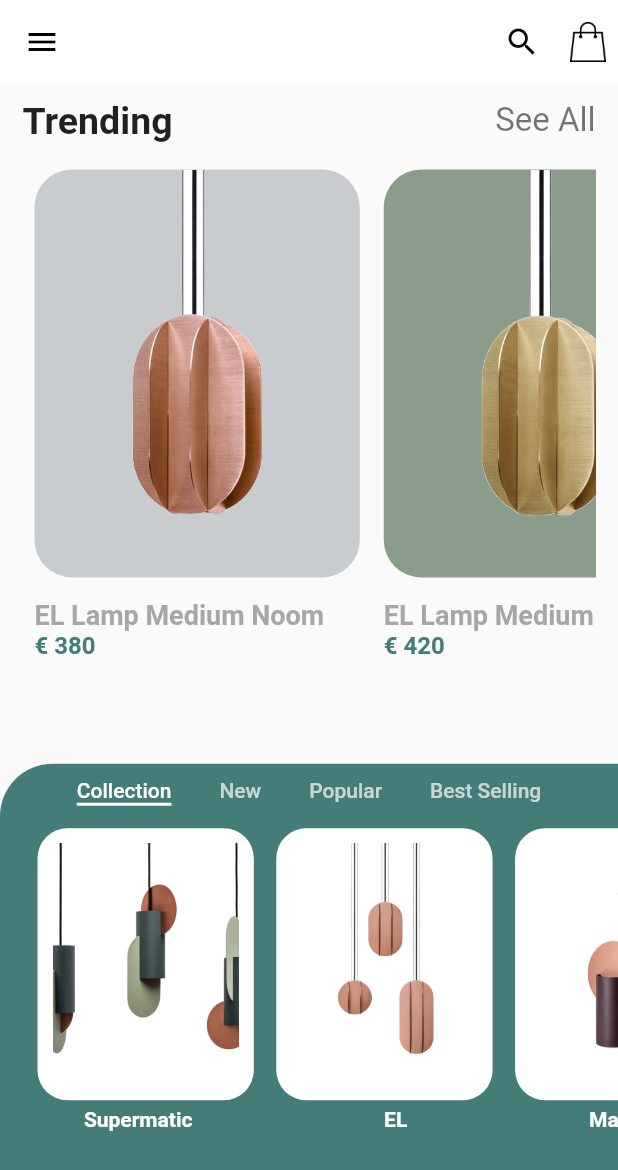
After one commit to ahmmosaad/flutter-UIs-Practice, a Flutter app: the screen it shows after launch, after a tap on "Lighting Product", on a phone screen of 412 x 824 dp. The commit adds this screen. Shown: the top 1170 px of the screen. Run offline on Flutter 3.47's test engine with Material 2 defaults, Android fonts, the phone set to English and light mode, and no system bars; our stand-ins replace font_awesome_flutter.

Commit message:
first screen

```diff
--- a/lib/homepage.dart
+++ b/lib/homepage.dart
@@ -2,6 +2,8 @@
 import 'package:flutter/material.dart';
 import 'package:ui_practice/lamb_shop/consts.dart';
 import 'package:ui_practice/lamb_shop/home_lamb.dart';
+import 'package:ui_practice/lighting_product/const_lighting.dart';
+import 'package:ui_practice/lighting_product/home_lighting.dart';
 
 
 
@@ -22,6 +24,12 @@ class HomePage extends StatelessWidget {
               child: Text('Lamb shop'),
                 onPressed: (){
                 Navigator.push(context, MaterialPageRoute(builder: (context)=> HomeLamb()));
+                }),
+            MaterialButton(
+                color: productBackColors[0],
+                child: Text('Lighting Product'),
+                onPressed: (){
+                  Navigator.push(context, MaterialPageRoute(builder: (context)=> HomeLighting()));
                 })
           ],
         ),
--- a/lib/lamb_shop/home_lamb.dart
+++ b/lib/lamb_shop/home_lamb.dart
@@ -115,7 +115,7 @@ class HomeLamb extends StatelessWidget {
                               left: 50,
                               bottom: 0,
                               child: Image.asset(
-                                'asset/lamb.png',
+                                'asset/lamp_shop/lamb.png',
                                 height: size.height * .405,
                               )),
                           Positioned(
@@ -210,7 +210,7 @@ class HomeLamb extends StatelessWidget {
                               left: 50,
                               bottom: 0,
                               child: Image.asset(
-                                'asset/lamb.png',
+                                'asset/lamp_shop/lamb.png',
                                 height: size.height * .405,
                               )),
                           Positioned(
@@ -316,7 +316,7 @@ class HomeLamb extends StatelessWidget {
                           bottom: 0,
                           left: 35,
                           child: Image.asset(
-                            'asset/chair.png',
+                            'asset/lamp_shop/chair.png',
                             height: size.height * .27,
                             width: size.width * .5,
                           ),
@@ -368,7 +368,7 @@ class HomeLamb extends StatelessWidget {
                           bottom: 9,
 
                           child: Image.asset(
-                            'asset/vasa.png',
+                            'asset/lamp_shop/vasa.png',
                             height: size.height * .25,
                             width: size.width * .5,
                           ),
--- /dev/null
+++ b/lib/lighting_product/const_lighting.dart
@@ -0,0 +1,17 @@
+
+import 'dart:ui';
+
+
+
+
+
+List<Color> productBackColors = [
+  Color(0xffC5A99B),
+  Color(0xffFFCE85),
+  Color(0xff437B77),
+];
+
+Color catgBackColor = Color(0xff447C78);
+Color metricDetailsColor = Color(0xffEDF1F1);
+Color elLambBack = Color(0xff8A9D8C);
+Color elMedium = Color(0xffC8CCCE);
--- /dev/null
+++ b/lib/lighting_product/home_lighting.dart
@@ -0,0 +1,223 @@
+import 'package:flutter/cupertino.dart';
+import 'package:flutter/material.dart';
+import 'package:font_awesome_flutter/font_awesome_flutter.dart';
+import 'package:ui_practice/lighting_product/const_lighting.dart';
+import 'package:ui_practice/lighting_product/product_details.dart';
+
+class HomeLighting extends StatelessWidget {
+  @override
+  Widget build(BuildContext context) {
+    var size = MediaQuery.of(context).size;
+    return Scaffold(
+      body: DefaultTabController(
+        length: 4,
+        child: Container(
+          height: size.height,
+          width: size.width,
+          child: Column(
+            children: [
+              AppBar(
+                elevation: 0,
+                backgroundColor: Colors.white,
+                leading: Icon(Icons.menu, color: Colors.black,),
+                actions: [
+                  IconButton(icon: Icon(Icons.search, color: Colors.black), onPressed: null),
+                  Padding(
+                    padding: const EdgeInsets.all(8.0),
+                    child: ImageIcon(AssetImage('asset/icons/shopping.png'), color: Colors.black,),
+                  ),
+                ],
+              ),
+              Container(
+                padding: EdgeInsets.only(top: 10, left: 15, right: 15),
+                height: size.height * .55,
+                width: size.width,
+                child: Column(
+                  children: [
+                    Row(
+                      mainAxisAlignment: MainAxisAlignment.spaceBetween,
+                      children: [
+                        Text(
+                          'Trending',
+                          style: TextStyle(
+                              fontWeight: FontWeight.bold, fontSize: 25),
+                        ),
+                        Text(
+                          'See All',
+                          style: TextStyle(fontSize: 22, color: Colors.black54),
+                        ),
+                      ],
+                    ),
+                    SizedBox(height: 10,),
+                    Expanded(
+                      child: ListView(
+                        scrollDirection: Axis.horizontal,
+                        shrinkWrap: true,
+                        children: [
+                          GestureDetector(
+                           onTap: (){
+                             Navigator.push(context, MaterialPageRoute(builder: (context)=> ProductDetails()));
+                           },
+                            child: Padding(
+                              padding: const EdgeInsets.all(8.0),
+                              child: Column(
+                                crossAxisAlignment: CrossAxisAlignment.start,
+                                children: [
+                                  Container(
+
+                                    height: size.height * .33,
+                                    width: size.width / 1.9,
+                                    decoration: BoxDecoration(
+                                        color: elMedium,
+                                        borderRadius: BorderRadius.all(Radius.circular(25))
+                                    ),
+                                    child: Image.asset('asset/lighting_products/ElC50.png', fit: BoxFit.cover,),
+                                  ),
+                                  SizedBox(height: 15,),
+                                  Text(
+                                    'EL Lamp Medium Noom',
+                                    style: TextStyle(
+                                        color: Colors.grey.withOpacity(.9),
+                                        fontSize: 18, fontWeight: FontWeight.bold),
+                                  ),
+                                  Text('€ 380', style: TextStyle(color: catgBackColor, fontSize: 16, fontWeight: FontWeight.bold),)
+                                ],
+                              ),
+                            ),
+                          ),
+                          GestureDetector(
+                            onTap: (){
+                              Navigator.push(context, MaterialPageRoute(builder: (context)=> ProductDetails()));
+                            },
+                            child: Padding(
+                              padding: const EdgeInsets.all(8.0),
+                              child: Column(
+                                crossAxisAlignment: CrossAxisAlignment.start,
+                                children: [
+                                  Container(
+
+                                    height: size.height * .33,
+                                    width: size.width / 1.9,
+                                    decoration: BoxDecoration(
+                                        color: elLambBack,
+                                        borderRadius: BorderRadius.all(Radius.circular(25))
+                                    ),
+                                    child: Image.asset('asset/lighting_products/elMedium.png', fit: BoxFit.cover,),
+                                  ),
+                                  SizedBox(height: 15,),
+                                  Text(
+                                    'EL Lamp Medium CS2',
+                                    style: TextStyle(
+                                        color: Colors.grey.withOpacity(.9),
+                                        fontSize: 18, fontWeight: FontWeight.bold),
+                                  ),
+                                  Text('€ 420', style: TextStyle(color: catgBackColor, fontSize: 16, fontWeight: FontWeight.bold),)
+                                ],
+                              ),
+                            ),
+                          ),
+                        ],
+                      ),
+                    )
+                  ],
+                ),
+              ),
+              Expanded(
+                  child: Container(
+                    padding: EdgeInsets.only(
+                      top: 10,
+                    ),
+                     decoration: BoxDecoration(
+                       color: catgBackColor,
+                       borderRadius: BorderRadius.only(topLeft: Radius.circular(35)),
+                     ),
+                    child: Column(
+                      children: [
+                        TabBar(
+                            isScrollable: true,
+                            indicatorColor: Colors.white,
+                            indicatorSize: TabBarIndicatorSize.label,
+                            tabs: [
+                          Text('Collection'),
+                          Text('New'),
+                          Text('Popular'),
+                          Text('Best Selling'),
+                        ]),
+                        Expanded(
+                          child: ListView(
+                            scrollDirection: Axis.horizontal,
+                            shrinkWrap: true,
+                            children: [
+                              Column(
+                                crossAxisAlignment: CrossAxisAlignment.center,
+                                children: [
+                                  Container(
+                                    margin: EdgeInsets.only(bottom: 5, top: 15, right: 15, left: 25),
+                                    height: size.height * .22,
+                                    width: size.width * .35,
+                                    child: Padding(
+                                      padding: const EdgeInsets.all(10),
+                                      child: Image.asset('asset/lighting_products/supermatic_group.png', fit: BoxFit.cover,),
+                                    ),
+                                    decoration: BoxDecoration(
+                                        color: Colors.white,
+                                      borderRadius: BorderRadius.circular(20)
+                                    ),
+                                  ),
+                                  Text('Supermatic', style: TextStyle(color: Colors.white, fontWeight: FontWeight.bold),),
+                                ],
+                              ),
+                              Column(
+                                crossAxisAlignment: CrossAxisAlignment.center,
+                                children: [
+                                  Container(
+                                    margin: EdgeInsets.only(bottom: 5, top: 15, right: 15),
+                                    height: size.height * .22,
+                                    width: size.width * .35,
+                                    child: Padding(
+                                      padding: const EdgeInsets.all(10),
+                                      child: Image.asset('asset/lighting_products/ElC50_Group.png', fit: BoxFit.cover,),
+                                    ),
+                                    decoration: BoxDecoration(
+                                        color: Colors.white,
+                                        borderRadius: BorderRadius.circular(20)
+                                    ),
+                                  ),
+                                  Text('EL', style: TextStyle(color: Colors.white, fontWeight: FontWeight.bold),),
+                                ],
+                              ),
+                              Column(
+                                crossAxisAlignment: CrossAxisAlignment.center,
+                                children: [
+                                  Container(
+                                    margin: EdgeInsets.only(bottom: 5, top: 15, right: 15),
+                                    height: size.height * .22,
+                                    width: size.width * .35,
+                                    child: Padding(
+                                      padding: const EdgeInsets.all(10),
+                                      child: Image.asset('asset/lighting_products/noom.png', fit: BoxFit.cover,),
+                                    ),
+                                    decoration: BoxDecoration(
+                                        color: Colors.white,
+                                        borderRadius: BorderRadius.circular(20)
+                                    ),
+                                  ),
+                                  Text('Malevinic', style: TextStyle(color: Colors.white, fontWeight: FontWeight.bold),),
+                                ],
+                              ),
+
+                            ],
+                          ),
+                        )
+                      ],
+                    ),
+                  ),
+                ),
+
+            ],
+          ),
+        ),
+      ),
+    );
+  }
+}
--- /dev/null
+++ b/lib/lighting_product/product_details.dart
@@ -0,0 +1,9 @@
+import 'package:flutter/material.dart';
+
+
+class ProductDetails extends StatelessWidget {
+  @override
+  Widget build(BuildContext context) {
+    return Scaffold();
+  }
+}
--- a/lib/main.dart
+++ b/lib/main.dart
@@ -9,6 +9,8 @@ class MyApp extends StatelessWidget {
   @override
   Widget build(BuildContext context) {
     return MaterialApp(
+
+      debugShowCheckedModeBanner: false,
       home: HomePage(),
     );
   }
--- a/pubspec.yaml
+++ b/pubspec.yaml
@@ -47,7 +47,9 @@ flutter:
 
   # To add assets to your application, add an assets section, like this:
   assets:
-     - asset/
+     - asset/lamp_shop/
+     - asset/lighting_products/
+     - asset/icons/
   #   - images/a_dot_ham.jpeg
 
   # An image asset can refer to one or more resolution-specific "variants", see
```
Also changed, not shown: asset/icons/menu.png (added), asset/icons/shopping.png (added), asset/lamp_shop/chair.png (renamed from asset/chair.png), asset/lamp_shop/lamb.png (renamed from asset/lamb.png), asset/lamp_shop/vasa.png (renamed from asset/vasa.png), asset/lighting_products/ElC50.png (added), asset/lighting_products/ElC50_Group.png (added), asset/lighting_products/elMedium.png (added), asset/lighting_products/noom.png (added), asset/lighting_products/supermatic.png (added), asset/lighting_products/supermatic_group.png (added).
